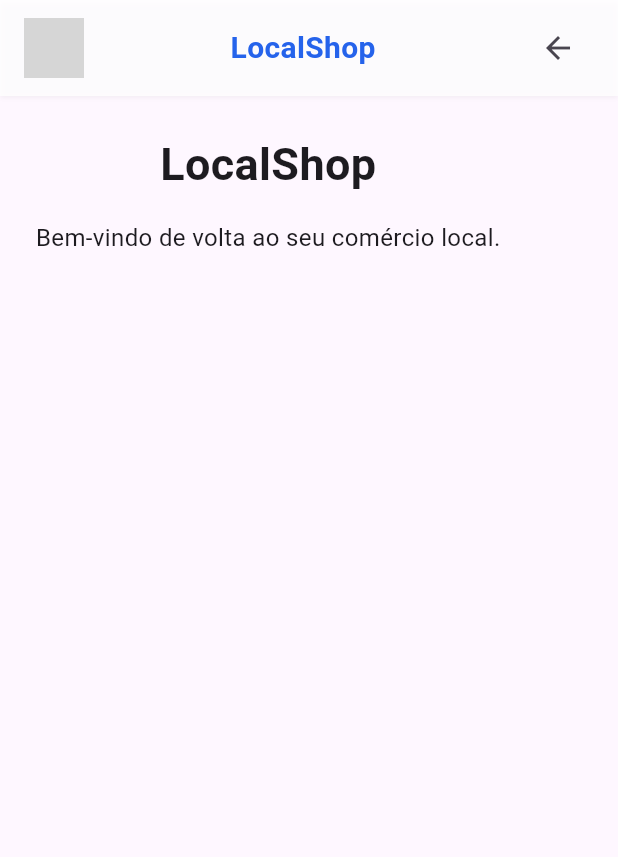
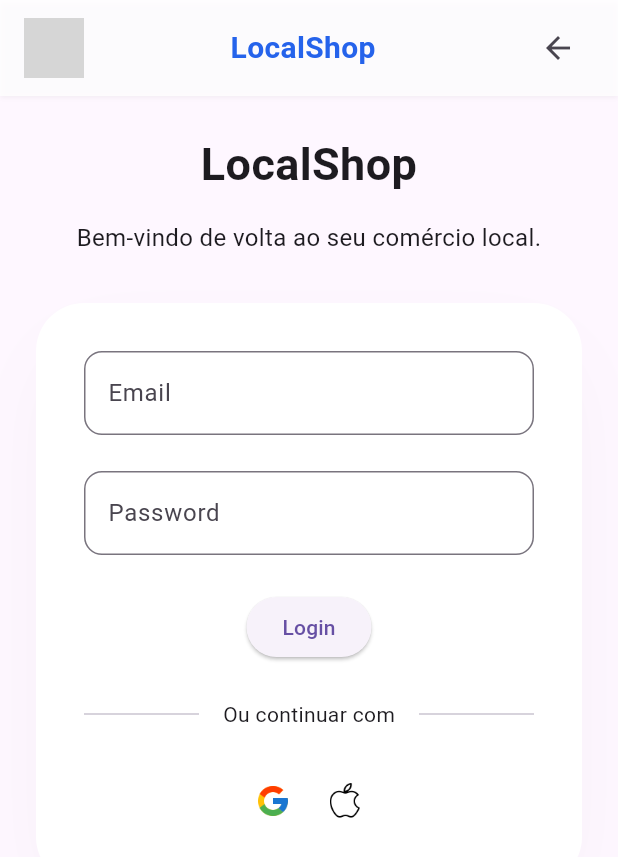
Before and after one commit to Francisco-Simoes-Oliveira/LocalShop, a Flutter app: the LoginScreen screen opened by its route, on a phone screen of 412 x 824 dp. Shown: the top 857 px of the screen. Run offline on Flutter 3.47's test engine with Material 3 defaults, Android fonts, the phone set to English and light mode, and no system bars; grey boxes are pictures that could not be loaded.

Commit message:
feat: adicionar tela de autenticação com campos de email e senha, e botões sociais

```diff
--- a/lib/features/auth/screens/loginScreen.dart
+++ b/lib/features/auth/screens/loginScreen.dart
@@ -1,5 +1,6 @@
 import 'package:flutter/material.dart';
 import 'package:shoplocal/core/widgets/custom_appBar.dart';
+import 'package:shoplocal/features/auth/widgets/AuthForm.dart';
 
 class LoginScreen extends StatelessWidget {
   const LoginScreen({super.key});
@@ -18,6 +19,8 @@ class LoginScreen extends StatelessWidget {
       body: SingleChildScrollView(
         padding: const EdgeInsets.symmetric(horizontal: 24),
         child: Form(
+          child: SizedBox(
+            width: double.infinity,
             child: Column(
               crossAxisAlignment: CrossAxisAlignment.center,
               children: [
@@ -34,7 +37,9 @@ class LoginScreen extends StatelessWidget {
                   style: TextStyle(fontSize: 16),
                 ),
                 const SizedBox(height: 32),
+                Authform(),
               ],
+            ),
           ),
         ),
       ),
--- /dev/null
+++ b/lib/features/auth/widgets/AuthForm.dart
@@ -0,0 +1,100 @@
+import 'package:flutter/material.dart';
+
+class Authform extends StatelessWidget {
+  const Authform({super.key});
+
+  @override
+  Widget build(BuildContext context) {
+    return SingleChildScrollView(
+      child: Column(
+        children: [
+          Container(
+            width: double.infinity,
+            padding: const EdgeInsets.all(32),
+            decoration: ShapeDecoration(
+              color: Colors.white,
+              shape: RoundedRectangleBorder(
+                borderRadius: BorderRadius.circular(32),
+              ),
+              shadows: [
+                BoxShadow(
+                  color: const Color(0x0A000000),
+                  blurRadius: 48,
+                  offset: const Offset(0, 24),
+                  spreadRadius: -12,
+                ),
+              ],
+            ),
+            child: Column(
+              mainAxisSize: MainAxisSize.min,
+              spacing: 24,
+              children: [
+                buildEmailField(),
+                buildPasswordField(),
+                buildLoginButton(),
+                buildDivider(),
+                buildSocialButtons(),
+              ],
+            ),
+          ),
+        ],
+      ),
+    );
+  }
+
+  Widget buildEmailField() {
+    return TextField(
+      decoration: InputDecoration(
+        hintText: 'Email',
+        border: OutlineInputBorder(borderRadius: BorderRadius.circular(12)),
+      ),
+    );
+  }
+
+  Widget buildPasswordField() {
+    return TextField(
+      obscureText: true,
+      decoration: InputDecoration(
+        hintText: 'Password',
+        border: OutlineInputBorder(borderRadius: BorderRadius.circular(12)),
+      ),
+    );
+  }
+
+  Widget buildLoginButton() {
+    return ElevatedButton(onPressed: () {}, child: const Text('Login'));
+  }
+
+  Widget buildDivider() {
+    return const Row(
+      children: [
+        Expanded(child: Divider()),
+        Padding(
+          padding: EdgeInsets.symmetric(horizontal: 16),
+          child: Text('Ou continuar com'),
+        ),
+        Expanded(child: Divider()),
+      ],
+    );
+  }
+
+  Widget buildSocialButtons() {
+    return Row(
+      mainAxisAlignment: MainAxisAlignment.center,
+      children: [
+        IconButton(
+          onPressed: () {},
+          icon: Image.asset(
+            'assets/img/google-logo.png',
+            width: 24,
+            height: 24,
+          ),
+        ),
+        IconButton(
+          onPressed: () {},
+          icon: Image.asset('assets/img/ios-logo.png', width: 24, height: 24),
+        ),
+      ],
+    );
+  }
+}
```
Also changed, not shown: assets/img/google-logo.png (added), assets/img/ios-logo.png (added), pubspec.lock. Lines whose indentation alone changed are shown as unchanged.
